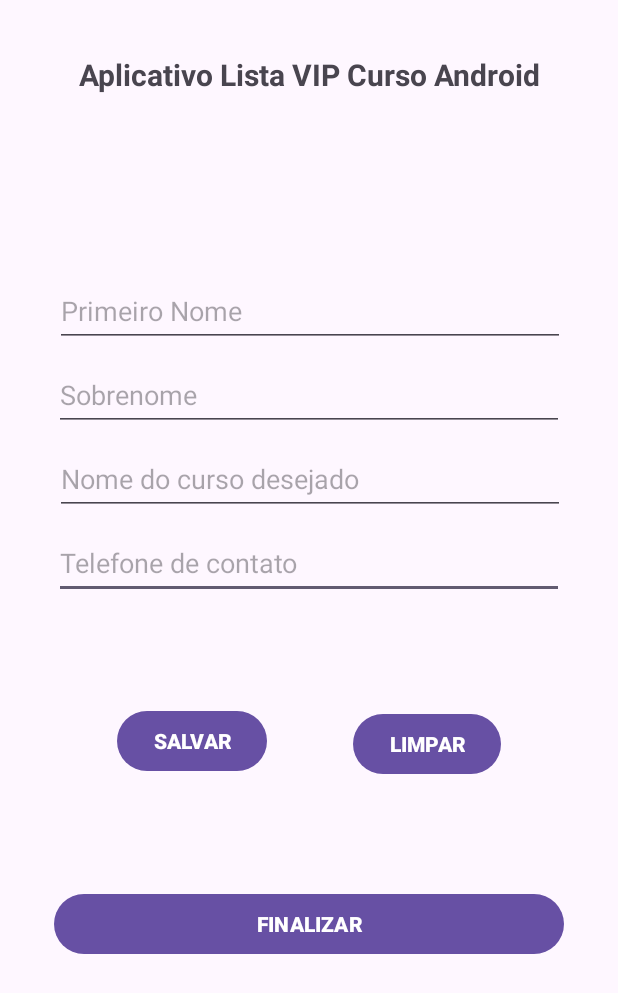
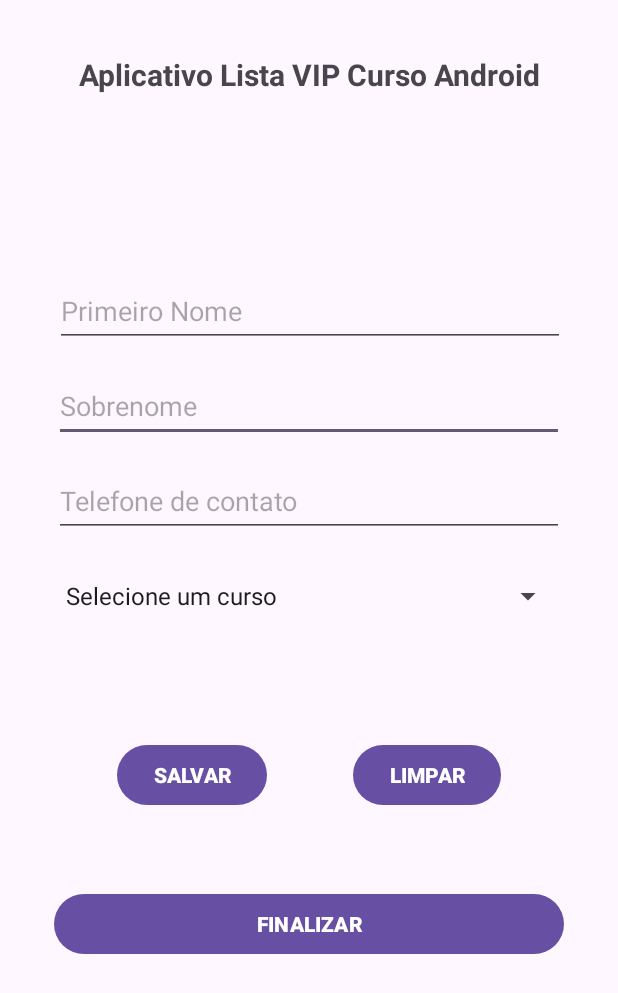
Before and after one commit to JSalesss/Cadastro_Mobile, an Android app: the screen it shows after launch (MainActivity), on a phone screen of 412 x 824 dp. Shown: the top 993 px of the screen. Run offline under Robolectric (Android 15) with nearby library versions, the phone set to English and light mode, and no system bars.

Commit message:
Criação de Spinner para seleção de cursos.

```diff
--- a/app/src/main/java/com/example/applistacursos/view/MainActivity.java
+++ b/app/src/main/java/com/example/applistacursos/view/MainActivity.java
@@ -1,11 +1,17 @@
 package com.example.applistacursos.view;
 
 import android.os.Bundle;
+import android.view.View;
+import android.widget.AdapterView;
+import android.widget.ArrayAdapter;
 import android.widget.Button;
 import android.widget.EditText;
+import android.widget.Spinner;
 import android.widget.Toast;
+
 import androidx.activity.EdgeToEdge;
 import androidx.appcompat.app.AppCompatActivity;
+
 import com.example.applistacursos.R;
 import com.example.applistacursos.controller.CursoController;
 import com.example.applistacursos.controller.PessoaController;
@@ -14,10 +20,11 @@ import com.example.applistacursos.model.Pessoa;
 
 public class MainActivity extends AppCompatActivity {
 
-    private EditText editNome, editSobrenome, editTelefone, editCurso;
+    private EditText editNome, editSobrenome, editTelefone;
     private Button btnSalvar, btnLimpar, btnFinalizar;
     private PessoaController pessoaController;
     private CursoController cursoController;
+    private Spinner spinner;
 
     @Override
     protected void onCreate(Bundle savedInstanceState) {
@@ -25,12 +32,31 @@ public class MainActivity extends AppCompatActivity {
         EdgeToEdge.enable(this);
         setContentView(R.layout.activity_main);
 
+        spinner = findViewById(R.id.spinner_cursos);
+        ArrayAdapter<CharSequence> adapter = ArrayAdapter.createFromResource(
+                this,
+                R.array.lista_cursos,
+                android.R.layout.simple_spinner_item
+        );
+        adapter.setDropDownViewResource(android.R.layout.simple_spinner_dropdown_item);
+        spinner.setAdapter(adapter);
+
+        spinner.setOnItemSelectedListener(new AdapterView.OnItemSelectedListener() {
+            public void onItemSelected(AdapterView<?> parent, View view, int position, long id) {
+                String selectedCourse = parent.getItemAtPosition(position).toString();
+                Toast.makeText(MainActivity.this, "Selecionado: " + selectedCourse, Toast.LENGTH_SHORT).show();
+            }
+
+            @Override
+            public void onNothingSelected(AdapterView<?> parent) {
+            }
+        });
+
         pessoaController = new PessoaController(this);
         cursoController = new CursoController(this);
 
         editNome = findViewById(R.id.editTextText);
         editSobrenome = findViewById(R.id.editTextText2);
-        editCurso = findViewById(R.id.editTextText3);
         editTelefone = findViewById(R.id.editTextText4);
 
         btnSalvar = findViewById(R.id.salvar);
@@ -38,12 +64,15 @@ public class MainActivity extends AppCompatActivity {
         btnFinalizar = findViewById(R.id.finalizar);
 
         btnSalvar.setOnClickListener(v -> {
+            String cursoSelecionado = spinner.getSelectedItem().toString();
             Pessoa pessoa = new Pessoa(
                     editNome.getText().toString(),
                     editSobrenome.getText().toString(),
                     editTelefone.getText().toString()
             );
-            Curso curso = new Curso(editCurso.getText().toString());
+            Curso curso = new Curso(
+                    cursoSelecionado
+            );
             limparDados();
             pessoaController.salvarPessoa(pessoa);
             cursoController.salvarCurso(curso);
@@ -55,6 +84,7 @@ public class MainActivity extends AppCompatActivity {
             limparDados();
             cursoController.apagarCurso();
             pessoaController.apagarPessoa();
+            spinner.setSelection(0);
             Toast.makeText(this, "Campos de dados limpos", Toast.LENGTH_SHORT).show();
         });
 
@@ -71,14 +101,20 @@ public class MainActivity extends AppCompatActivity {
         editNome.setText(pessoa.getNome());
         editSobrenome.setText(pessoa.getSobrenome());
         editTelefone.setText(pessoa.getTelefone());
-        editCurso.setText(curso.getNomeCurso());
+
+        String cursoSalvo = curso.getNomeCurso();
+
+        ArrayAdapter <CharSequence> adapter = (ArrayAdapter<CharSequence>) spinner.getAdapter();
+
+        int position = adapter.getPosition(cursoSalvo);
+            if (position >= 0) {
+                spinner.setSelection(position);
+            }
     }
 
-    private void limparDados(){
+    private void limparDados() {
         editNome.setText("");
         editSobrenome.setText("");
-        editCurso.setText("");
         editTelefone.setText("");
     }
-
 }
--- a/app/src/main/res/layout/activity_main.xml
+++ b/app/src/main/res/layout/activity_main.xml
@@ -25,27 +25,10 @@
         tools:ignore="TextSizeCheck" />
 
     <EditText
-        android:id="@+id/editTextText4"
-        android:layout_width="340dp"
-        android:layout_height="wrap_content"
-        android:layout_marginTop="8dp"
-        android:autofillHints=""
-        android:ems="10"
-        android:hint="@string/txt_hint_edit_telefone_de_contato"
-        android:inputType="text"
-        android:minHeight="48dp"
-        android:textAlignment="textStart"
-        app:layout_constraintBottom_toBottomOf="parent"
-        app:layout_constraintEnd_toEndOf="parent"
-        app:layout_constraintStart_toStartOf="parent"
-        app:layout_constraintTop_toBottomOf="@+id/editTextText3"
-        app:layout_constraintVertical_bias="0.0" />
-
-    <EditText
         android:id="@+id/editTextText2"
         android:layout_width="340dp"
         android:layout_height="wrap_content"
-        android:layout_marginTop="8dp"
+        android:layout_marginTop="15dp"
         android:autofillHints=""
         android:ems="10"
         android:hint="@string/txt_hint_edit_sobrenome"
@@ -57,21 +40,48 @@
         app:layout_constraintTop_toBottomOf="@+id/editTextText" />
 
     <EditText
-        android:id="@+id/editTextText3"
+        android:id="@+id/editTextText4"
         android:layout_width="340dp"
         android:layout_height="wrap_content"
-        android:layout_marginTop="8dp"
+        android:layout_marginTop="15dp"
         android:autofillHints=""
         android:ems="10"
-        android:hint="@string/txt_hint_edit_nome_do_curso"
-        android:importantForAutofill="no"
+        android:hint="@string/txt_hint_edit_telefone_de_contato"
         android:inputType="text"
         android:minHeight="48dp"
         android:textAlignment="textStart"
+        app:layout_constraintBottom_toBottomOf="parent"
         app:layout_constraintEnd_toEndOf="parent"
-        app:layout_constraintHorizontal_bias="0.507"
         app:layout_constraintStart_toStartOf="parent"
-        app:layout_constraintTop_toBottomOf="@+id/editTextText2" />
+        app:layout_constraintTop_toBottomOf="@+id/editTextText2"
+        app:layout_constraintVertical_bias="0.0" />
+
+    <Button
+        android:id="@+id/finalizar"
+        android:layout_width="340dp"
+        android:layout_height="wrap_content"
+        android:layout_marginBottom="184dp"
+        android:text="@string/txt_button_finalizar"
+        android:textStyle="bold"
+        app:layout_constraintBottom_toBottomOf="parent"
+        app:layout_constraintEnd_toEndOf="parent"
+        app:layout_constraintStart_toStartOf="parent"
+        app:layout_constraintTop_toBottomOf="@+id/spinner_cursos"
+        app:layout_constraintVertical_bias="1.0"
+        tools:ignore="VisualLintButtonSize" />
+
+    <Button
+        android:id="@+id/salvar"
+        android:layout_width="wrap_content"
+        android:layout_height="wrap_content"
+        android:layout_marginTop="20dp"
+        android:text="@string/txt_button_salvar"
+        android:textStyle="bold"
+        app:layout_constraintBottom_toTopOf="@+id/finalizar"
+        app:layout_constraintEnd_toEndOf="parent"
+        app:layout_constraintHorizontal_bias="0.25"
+        app:layout_constraintStart_toStartOf="parent"
+        app:layout_constraintTop_toBottomOf="@+id/spinner_cursos" />
 
     <EditText
         android:id="@+id/editTextText"
@@ -89,42 +99,26 @@
         app:layout_constraintTop_toBottomOf="@+id/titulo" />
 
     <Button
-        android:id="@+id/finalizar"
-        android:layout_width="340dp"
-        android:layout_height="wrap_content"
-        android:layout_marginBottom="184dp"
-        android:text="@string/txt_button_finalizar"
-        android:textStyle="bold"
-        app:layout_constraintBottom_toBottomOf="parent"
-        app:layout_constraintEnd_toEndOf="parent"
-        app:layout_constraintStart_toStartOf="parent"
-        app:layout_constraintTop_toBottomOf="@+id/editTextText4"
-        app:layout_constraintVertical_bias="1.0"
-        tools:ignore="VisualLintButtonSize" />
-
-    <Button
-        android:id="@+id/salvar"
-        android:layout_width="wrap_content"
-        android:layout_height="wrap_content"
-        android:text="@string/txt_button_salvar"
-        android:textStyle="bold"
-        app:layout_constraintBottom_toTopOf="@+id/finalizar"
-        app:layout_constraintEnd_toEndOf="parent"
-        app:layout_constraintHorizontal_bias="0.25"
-        app:layout_constraintStart_toStartOf="parent"
-        app:layout_constraintTop_toBottomOf="@+id/editTextText4"
-        app:layout_constraintVertical_bias="0.488" />
-
-    <Button
         android:id="@+id/limpar"
         android:layout_width="wrap_content"
         android:layout_height="wrap_content"
+        android:layout_marginTop="20dp"
         android:text="@string/txt_button_limpar"
         android:textStyle="bold"
         app:layout_constraintBottom_toTopOf="@+id/finalizar"
         app:layout_constraintEnd_toEndOf="parent"
         app:layout_constraintHorizontal_bias="0.75"
         app:layout_constraintStart_toStartOf="parent"
+        app:layout_constraintTop_toBottomOf="@+id/spinner_cursos" />
+
+    <Spinner
+        android:id="@+id/spinner_cursos"
+        android:layout_width="340dp"
+        android:layout_height="wrap_content"
+        android:layout_marginTop="15dp"
+        android:minHeight="48dp"
+        app:layout_constraintEnd_toEndOf="parent"
+        app:layout_constraintStart_toStartOf="parent"
         app:layout_constraintTop_toBottomOf="@+id/editTextText4" />
 
 </androidx.constraintlayout.widget.ConstraintLayout>
--- a/app/src/main/res/values/strings.xml
+++ b/app/src/main/res/values/strings.xml
@@ -8,4 +8,49 @@
     <string name="txt_button_salvar">SALVAR</string>
     <string name="txt_button_limpar">LIMPAR</string>
     <string name="txt_button_finalizar">FINALIZAR</string>
+
+    <string-array name="lista_cursos">
+        <item>Selecione um curso</item>
+        <item>Administração</item>
+        <item>Análise e Desenvolvimento de Sistemas</item>
+        <item>Arquitetura e Urbanismo</item>
+        <item>Banco de Dados</item>
+        <item>Biomedicina</item>
+        <item>Ciência da Computação</item>
+        <item>Ciência de Dados</item>
+        <item>Ciências Contábeis</item>
+        <item>Cybersegurança</item>
+        <item>Desenvolvimento Back-end</item>
+        <item>Desenvolvimento de Games</item>
+        <item>Desenvolvimento Front-end</item>
+        <item>Direito</item>
+        <item>Educação Física</item>
+        <item>Engenharia Civil</item>
+        <item>Engenharia da Computação</item>
+        <item>Engenharia de Produção</item>
+        <item>Engenharia Elétrica</item>
+        <item>Engenharia de Software</item>
+        <item>Farmácia</item>
+        <item>Fisioterapia</item>
+        <item>Inteligência Artificial</item>
+        <item>Jornalismo</item>
+        <item>Marketing</item>
+        <item>Medicina</item>
+        <item>Medicina Veterinária</item>
+        <item>Negócios Digitais</item>
+        <item>Nutrição</item>
+        <item>Pedagogia</item>
+        <item>Processamento de Dados</item>
+        <item>Programação para Dispositivos Móveis</item>
+        <item>Psicologia</item>
+        <item>Publicidade e Propaganda</item>
+        <item>Recursos Humanos</item>
+        <item>Redes de Computadores</item>
+        <item>Robótica Industrial</item>
+        <item>Serviço Social</item>
+        <item>Sistemas da Informação</item>
+        <item>Sistemas para Internet</item>
+        <item>Tecnologia da Informação</item>
+        <item>Turismo</item>
+    </string-array>
 </resources>
```
